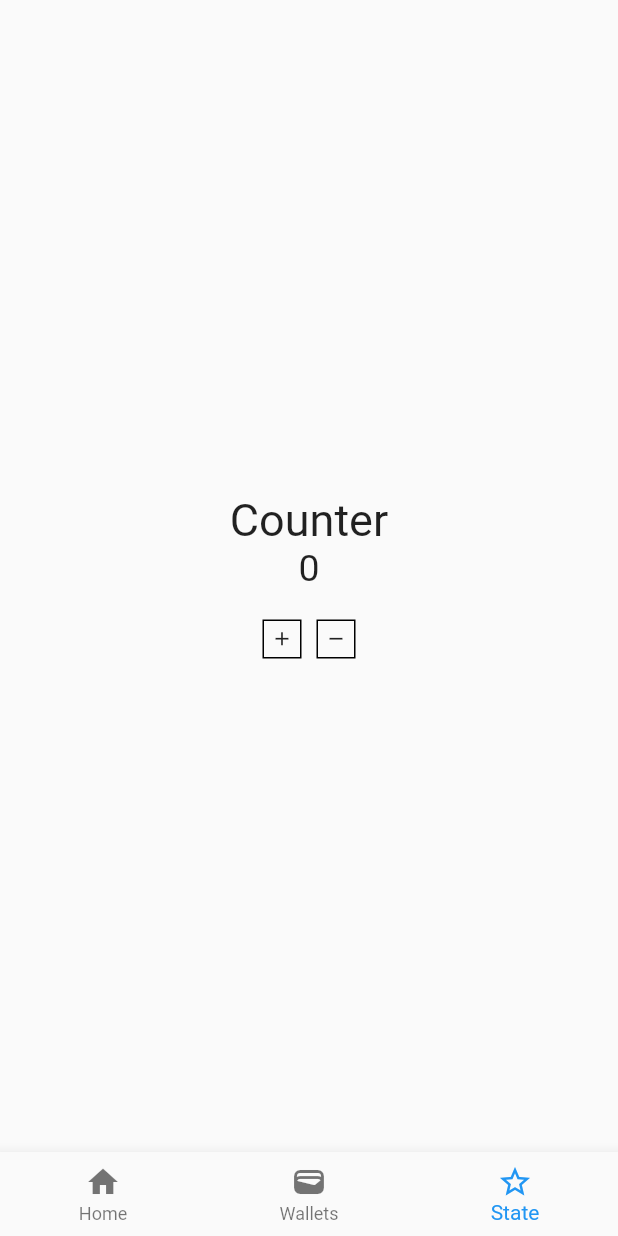
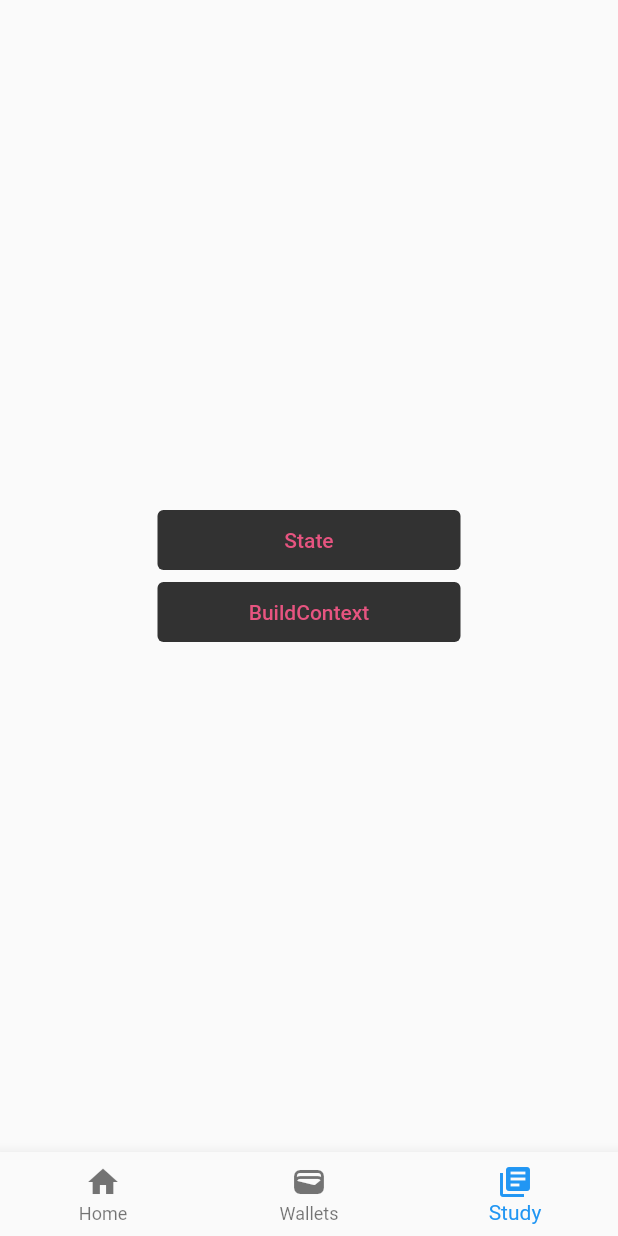
Before and after one commit to GangOn0215/flutter-toonfilx, a Flutter app: the screen it shows after launch, item 3 of the bottom bar chosen, on a phone screen of 412 x 824 dp. Run offline on Flutter 3.47's test engine with Material 2 defaults, Android fonts, the phone set to English and light mode, and no system bars.

Commit message:
#0.2 [ Study ] Routing Page, Modularization
1. study 내 여러요소들 분해하여 bottomNavigationBar 나뉘는게 아닌 navigator로 처리

```diff
--- a/lib/main.dart
+++ b/lib/main.dart
@@ -31,7 +31,7 @@ class _RoutePageState extends State<RoutePage> {
   final _navigatorKeys = {
     TabItem.home: GlobalKey<NavigatorState>(),
     TabItem.wallets: GlobalKey<NavigatorState>(),
-    TabItem.state: GlobalKey<NavigatorState>(),
+    TabItem.study: GlobalKey<NavigatorState>(),
   };
 
   void _selectTab(TabItem tabItem) {
@@ -66,7 +66,7 @@ class _RoutePageState extends State<RoutePage> {
           children: <Widget>[
             _buildOffstageNavigator(TabItem.home),
             _buildOffstageNavigator(TabItem.wallets),
-            _buildOffstageNavigator(TabItem.state),
+            _buildOffstageNavigator(TabItem.study),
           ],
         ),
         bottomNavigationBar: BottomNavigation(
--- /dev/null
+++ b/lib/screens/study.dart
@@ -0,0 +1,129 @@
+import 'package:flutter/material.dart';
+import 'package:toonflix/widgets/study/button_nav.dart';
+import 'package:toonflix/widgets/study/state_button_small.dart';
+
+class Study extends StatelessWidget {
+  const Study({super.key});
+
+  @override
+  Widget build(BuildContext context) {
+    return Scaffold(
+      body: Center(
+        child: Column(
+          mainAxisAlignment: MainAxisAlignment.center,
+          children: [
+            ButtonNav(
+              text: 'State',
+              builder: (context) => const StudyState(),
+            ),
+            ButtonNav(
+              text: 'BuildContext',
+              builder: (context) => const StudyBuildContext(),
+            ),
+          ],
+        ),
+      ),
+    );
+  }
+}
+
+class StudyState extends StatefulWidget {
+  const StudyState({super.key});
+
+  @override
+  State<StudyState> createState() => _StudyStateState();
+}
+
+class _StudyStateState extends State<StudyState> {
+  int count = 0;
+
+  void onClickAdd() {
+    setState(() {
+      count += 1;
+    });
+  }
+
+  void onClickMinus() {
+    setState(() {
+      count -= 1;
+    });
+  }
+
+  @override
+  Widget build(BuildContext context) {
+    return Scaffold(
+      appBar: _buildAppBar(title: 'State', context: context),
+      body: Center(
+        child: Column(
+          mainAxisAlignment: MainAxisAlignment.center,
+          children: [
+            const Text(
+              'Counter',
+              style: TextStyle(
+                fontSize: 30,
+              ),
+            ),
+            Text(
+              '$count',
+              style: const TextStyle(
+                fontSize: 25,
+              ),
+            ),
+            const SizedBox(
+              height: 20,
+            ),
+            Row(
+              mainAxisAlignment: MainAxisAlignment.center,
+              children: [
+                StateButtonSmall(
+                  icon: Icons.add,
+                  onPressed: onClickAdd,
+                ),
+                const SizedBox(
+                  width: 10,
+                ),
+                StateButtonSmall(
+                  icon: Icons.remove,
+                  onPressed: onClickMinus,
+                ),
+              ],
+            )
+          ],
+        ),
+      ),
+    );
+  }
+}
+
+class StudyBuildContext extends StatefulWidget {
+  const StudyBuildContext({super.key});
+
+  @override
+  State<StudyBuildContext> createState() => _StudyBuildContextState();
+}
+
+class _StudyBuildContextState extends State<StudyBuildContext> {
+  @override
+  Widget build(BuildContext context) {
+    return Scaffold(
+      appBar: _buildAppBar(title: 'Build Context', context: context),
+    );
+  }
+}
+
+PreferredSizeWidget _buildAppBar({
+  required String title,
+  required BuildContext context,
+}) {
+  return AppBar(
+    backgroundColor: Colors.black.withOpacity(0.7),
+    centerTitle: true,
+    title: Text(
+      title,
+    ),
+    leading: IconButton(
+      icon: const Icon(Icons.arrow_back_ios_new_outlined),
+      onPressed: () => Navigator.of(context).pop(),
+    ),
+  );
+}
--- a/lib/screens/study_state.dart
+++ /dev/null
@@ -1,93 +0,0 @@
-import 'package:flutter/material.dart';
-
-class StudyState extends StatefulWidget {
-  const StudyState({super.key});
-
-  @override
-  State<StudyState> createState() => _StudyStateState();
-}
-
-class _StudyStateState extends State<StudyState> {
-  int count = 0;
-
-  void onClickAdd() {
-    setState(() {
-      count += 1;
-    });
-  }
-
-  void onClickMinus() {
-    setState(() {
-      count -= 1;
-    });
-  }
-
-  @override
-  Widget build(BuildContext context) {
-    return Scaffold(
-      body: Center(
-        child: Column(
-          mainAxisAlignment: MainAxisAlignment.center,
-          children: [
-            const Text(
-              'Counter',
-              style: TextStyle(
-                fontSize: 30,
-              ),
-            ),
-            Text(
-              '$count',
-              style: const TextStyle(
-                fontSize: 25,
-              ),
-            ),
-            const SizedBox(
-              height: 20,
-            ),
-            Row(
-              mainAxisAlignment: MainAxisAlignment.center,
-              children: [
-                Container(
-                  decoration: BoxDecoration(
-                    border: Border.all(
-                      color: Colors.black,
-                      width: 1,
-                    ),
-                  ),
-                  child: IconButton(
-                    padding: EdgeInsets.zero,
-                    constraints: const BoxConstraints(),
-                    onPressed: onClickAdd,
-                    icon: const Icon(
-                      size: 15,
-                      Icons.add,
-                    ),
-                  ),
-                ),
-                const SizedBox(
-                  width: 10,
-                ),
-                Container(
-                  decoration: BoxDecoration(
-                    border: Border.all(
-                      color: Colors.black,
-                    ),
-                  ),
-                  child: IconButton(
-                    padding: EdgeInsets.zero,
-                    constraints: const BoxConstraints(),
-                    onPressed: onClickMinus,
-                    icon: const Icon(
-                      size: 15,
-                      Icons.remove,
-                    ),
-                  ),
-                ),
-              ],
-            )
-          ],
-        ),
-      ),
-    );
-  }
-}
--- a/lib/utils/tab_item.dart
+++ b/lib/utils/tab_item.dart
@@ -1,24 +1,24 @@
 import 'package:flutter/material.dart';
 import 'package:toonflix/screens/home.dart';
-import 'package:toonflix/screens/study_state.dart';
+import 'package:toonflix/screens/study.dart';
 import 'package:toonflix/screens/wallets.dart';
 
-enum TabItem { home, wallets, state }
+enum TabItem { home, wallets, study }
 
 const Map<TabItem, String> tabName = {
   TabItem.home: 'home',
   TabItem.wallets: 'wallets',
-  TabItem.state: 'state',
+  TabItem.study: 'state',
 };
 
 const Map<TabItem, int> tabIdx = {
   TabItem.home: 0,
   TabItem.wallets: 1,
-  TabItem.state: 2,
+  TabItem.study: 2,
 };
 
 Map<TabItem, Widget> tabScreen = {
   TabItem.home: const Home(),
   TabItem.wallets: const Wallets(),
-  TabItem.state: const StudyState(),
+  TabItem.study: const Study(),
 };
--- a/lib/widgets/bottom_navigation.dart
+++ b/lib/widgets/bottom_navigation.dart
@@ -25,8 +25,8 @@ class BottomNavigation extends StatelessWidget {
           label: 'Wallets',
         ),
         BottomNavigationBarItem(
-          icon: Icon(Icons.star_border),
-          label: 'State',
+          icon: Icon(Icons.my_library_books),
+          label: 'Study',
         ),
       ],
       onTap: (index) => onSelectTab(
--- /dev/null
+++ b/lib/widgets/study/button_nav.dart
@@ -0,0 +1,36 @@
+import 'package:flutter/material.dart';
+
+class ButtonNav extends StatelessWidget {
+  final String text;
+  final WidgetBuilder builder;
+
+  const ButtonNav({
+    super.key,
+    required this.text,
+    required this.builder,
+  });
+
+  @override
+  Widget build(BuildContext context) {
+    return TextButton(
+      style: TextButton.styleFrom(
+        backgroundColor: Colors.black.withOpacity(0.8),
+        minimumSize: Size(MediaQuery.of(context).size.width - 210, 40),
+      ),
+      onPressed: () {
+        Navigator.push(
+          context,
+          MaterialPageRoute(
+            builder: builder,
+          ),
+        );
+      },
+      child: Text(
+        text,
+        style: const TextStyle(
+          color: Color(0xFFE75480),
+        ),
+      ),
+    );
+  }
+}
```
Also changed, not shown: lib/widgets/study/state_button_small.dart (added, +33 -0 lines).
